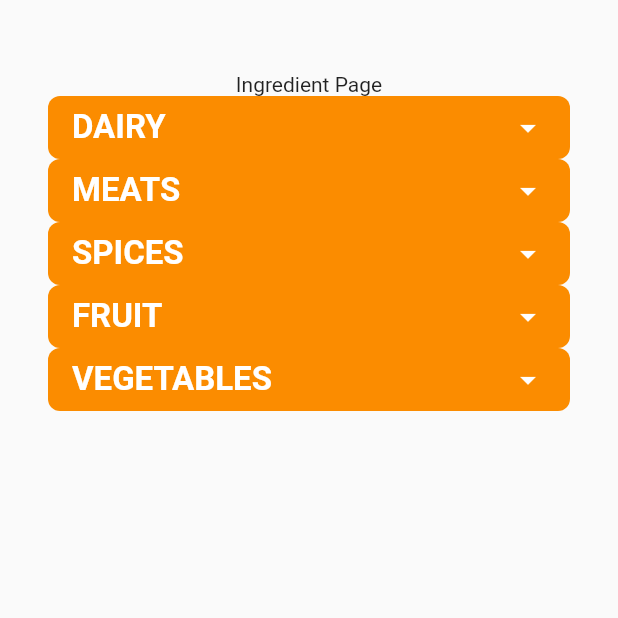
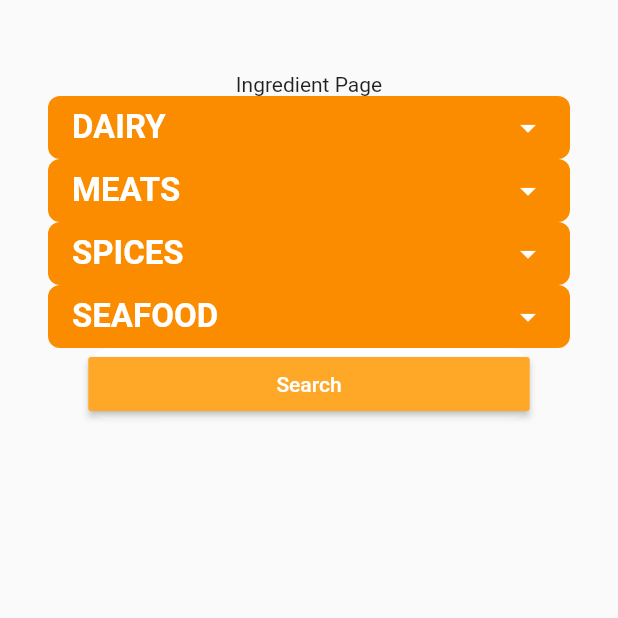
Before and after one commit to azimkhan3/ChefPal, a Flutter app: the IngredientView screen opened directly, on a phone screen of 412 x 824 dp, the top half of it. Run offline on Flutter 3.47's test engine with Material 2 defaults, Android fonts, the light colour scheme and no system bars; our stand-ins replace firebase_auth, firebase_core; accounts and stored records are empty.

Commit message:
Demo 1 code

```diff
--- a/chef_pal/lib/models/recipe_model.dart
+++ b/chef_pal/lib/models/recipe_model.dart
@@ -3,7 +3,7 @@ import 'package:chef_pal/models/recipe_steps_model.dart';
 
 class Recipe {
   final int id;
-  final String title, summary;
+  final String title, summary, imgLink;
   final List<RecipeStep> steps;
   final List<RecipeIngredient> ingredients;
 
@@ -13,6 +13,7 @@ class Recipe {
     this.summary = "",
     this.steps,
     this.ingredients,
+    this.imgLink = "",
   });
 
   factory Recipe.fromMap(Map<String, dynamic> map) {
--- a/chef_pal/lib/views/ui/ingredient_page/ingredient_view.dart
+++ b/chef_pal/lib/views/ui/ingredient_page/ingredient_view.dart
@@ -1,4 +1,7 @@
+import 'package:chef_pal/models/recipe_model.dart';
+import 'package:chef_pal/services/spoonacular_api.dart';
 import 'package:chef_pal/views/ui/ingredient_page/dropdown_widget.dart';
+import 'package:chef_pal/views/ui/search_page/recipe_display.dart';
 import 'package:flutter/material.dart';
 
 class IngredientView extends StatefulWidget {
@@ -9,6 +12,26 @@ class IngredientView extends StatefulWidget {
 }
 
 class _IngredientViewState extends State<IngredientView> {
+  List<Recipe> _recipes = [];
+  List<String> _ingredients = ["cheese", "chicken", "mushrooms"];
+  Map<String, List<String>> ingredientsMap = {
+    "Dairy": ["Milk", "Egg", "Cheese"],
+    "Meats": ["Chicken", "Beef"],
+    "Spices": [],
+    "Seafood": [],
+    "Fruit": [],
+    "Vegetables": [],
+  };
+  void _searchRecipe() async {
+    List<Recipe> _recipesTemp =
+        await ApiService.instance.generateRecipes(_ingredients);
+    setState(() {
+      _recipes = _recipesTemp;
+      print('getting recipes');
+    });
+    // print(_recipes);
+  }
+
   @override
   Widget build(BuildContext context) {
     return Scaffold(
@@ -17,11 +40,82 @@ class _IngredientViewState extends State<IngredientView> {
         child: Column(
           children: [
             Text("Ingredient Page"),
-            CustomDropdown(text: "Dairy"),
-            CustomDropdown(text: "Meats"),
-            CustomDropdown(text: "Spices"),
-            CustomDropdown(text: "Fruit"),
-            CustomDropdown(text: "Vegetables"),
+            CustomDropdown(
+              text: "Dairy",
+              ingredients: ingredientsMap["Dairy"],
+            ),
+            CustomDropdown(
+              text: "Meats",
+              ingredients: ingredientsMap["Meats"],
+            ),
+            CustomDropdown(
+              text: "Spices",
+              ingredients: ingredientsMap["Spices"],
+            ),
+            CustomDropdown(
+              text: "Seafood",
+              ingredients: ingredientsMap["Seafood"],
+            ),
+            Container(
+              width: MediaQuery.of(context).size.width / 1.4,
+              decoration: BoxDecoration(
+                borderRadius: BorderRadius.circular(15.0),
+                color: Colors.white,
+              ),
+              child: MaterialButton(
+                color: Colors.orange.shade400,
+                onPressed: () async {
+                  _searchRecipe();
+                },
+                child: Text(
+                  "Search",
+                  style: TextStyle(
+                    color: Colors.white,
+                  ),
+                ),
+              ),
+            ),
+            Expanded(
+              child: SizedBox(
+                child: ListView.builder(
+                  itemCount: _recipes.length,
+                  itemBuilder: (BuildContext context, int index) {
+                    return Container(
+                      height: 50,
+                      //color: Colors.amber[colorCodes[index]],
+                      child: MaterialButton(
+                        //color: Colors.orange.shade50,
+                        onPressed: () {
+                          showDialog(
+                            context: context,
+                            builder: (context) {
+                              return Dialog(
+                                shape: RoundedRectangleBorder(
+                                    borderRadius: BorderRadius.circular(10)),
+                                elevation: 16,
+                                child: Container(
+                                  height:
+                                      MediaQuery.of(context).size.height / 1.2,
+                                  width:
+                                      MediaQuery.of(context).size.height / 1.1,
+                                  child: RecipeView(_recipes[index]),
+                                ),
+                              );
+                            },
+                          );
+                        },
+                        child: Text(
+                          '${_recipes[index].title}',
+                          style: TextStyle(
+                            color: Colors.grey.shade900,
+                          ),
+                        ),
+                      ),
+                    );
+                  },
+                ),
+              ),
+            ),
           ],
         ),
         //Text("My Ingredients"),
--- a/chef_pal/lib/views/ui/search_page/recipe_display.dart
+++ b/chef_pal/lib/views/ui/search_page/recipe_display.dart
@@ -21,6 +21,7 @@ class RecipeView extends StatelessWidget {
               fontWeight: FontWeight.bold,
             ),
           ),
+          if (_recipe.imgLink.length > 0) Image.network(_recipe.imgLink),
           IngredientDisplay(_recipe),
           StepsDisplay(_recipe.steps),
         ],
```
Also changed, not shown: chef_pal/lib/services/spoonacular_api.dart (+27 -8 lines), chef_pal/lib/views/ui/ingredient_page/dropdown_widget.dart (+16 -29 lines).
